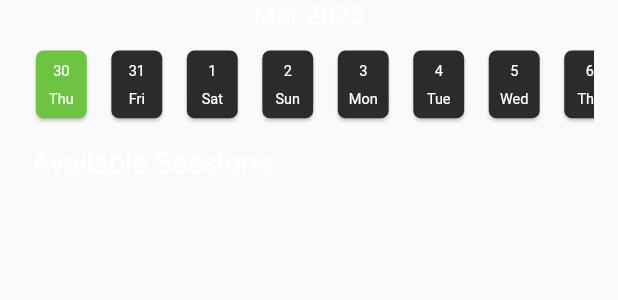
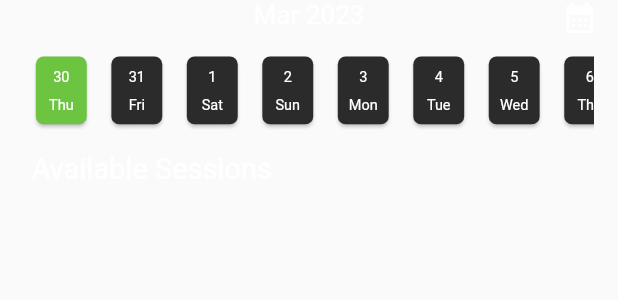
Before and after one commit to TeamBocean/bodybuddiesapp, a Flutter app: the BookingsPage widget shown alone on an empty page, opened directly, on a phone screen of 412 x 824 dp. Shown: the top 300 px of the screen. Run offline on Flutter 3.47's test engine with Material 2 defaults, Android fonts, the phone set to English and light mode, and no system bars; our stand-ins replace cloud_firestore, firebase_auth, firebase_core, flutter_signin_button, get, google_sign_in; accounts and stored records are empty; Roboto replaces fonts that are missing (Satoshi-Medium).

Commit message:
Added calendar widget

```diff
--- a/lib/pages/bookings_page.dart
+++ b/lib/pages/bookings_page.dart
@@ -45,9 +45,31 @@ class _BookingsPageState extends State<BookingsPage> {
         child: Column(
           crossAxisAlignment: CrossAxisAlignment.center,
           children: [
-            MediumTextWidget(
-              text: "${months[DateTime.now().month-1]} ${DateTime.now().year}",
-              fontSize: Dimensions.fontSize18,
+            Stack(
+              children: [
+                Align(
+                  alignment: Alignment.center,
+                  child: MediumTextWidget(
+                    text:
+                        "${months[DateTime.now().month - 1]} ${DateTime.now().year}",
+                    fontSize: Dimensions.fontSize18,
+                  ),
+                ),
+                Padding(
+                  padding: EdgeInsets.only(right: Dimensions.width15),
+                  child: Align(
+                    alignment: Alignment.topRight,
+                    child: IconButton(
+                      onPressed: () {},
+                      splashRadius: 0.1,
+                      padding: EdgeInsets.zero,
+                      constraints: const BoxConstraints(minWidth: 22, maxWidth: 22),
+                      icon: Icon(Icons.calendar_month),
+                      color: Colors.white,
+                    ),
+                  ),
+                )
+              ],
             ),
             SizedBox(
               height: Dimensions.height10,
--- a/lib/widgets/booking_widget.dart
+++ b/lib/widgets/booking_widget.dart
@@ -1,5 +1,4 @@
 import 'package:bodybuddiesapp/models/booking.dart';
-import 'package:bodybuddiesapp/services/authentication.dart';
 import 'package:bodybuddiesapp/utils/colors.dart';
 import 'package:bodybuddiesapp/utils/dimensions.dart';
 import 'package:bodybuddiesapp/widgets/booking_dialog.dart';
@@ -9,7 +8,7 @@ import 'package:flutter/material.dart';
 class BookingWidget extends StatefulWidget {
   Booking booking;
 
-  BookingWidget({required this.booking});
+  BookingWidget({super.key, required this.booking});
 
   @override
   State<BookingWidget> createState() => _BookingWidgetState();
```
